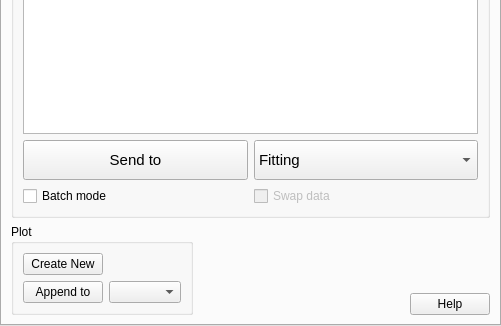
The window that src/sas/qtgui/MainWindow/UI/DataExplorerUI.ui (SasView/sasview) describes before a commit, drawn with Qt 5; both pictures show x 0 to 501 and y 304 to 630 of the 501 by 630 pixel window.
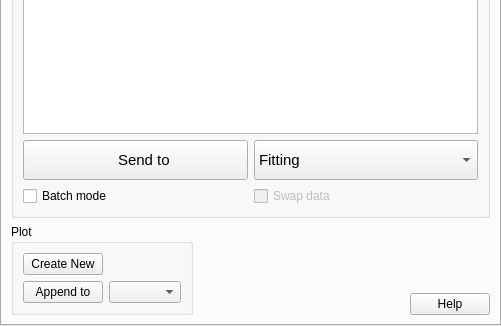
The same window after the commit. Icons and pictures are not drawn.

Commit message: Does this work better on a mac?

The edit to the form file:
```diff
--- a/src/sas/qtgui/MainWindow/UI/DataExplorerUI.ui
+++ b/src/sas/qtgui/MainWindow/UI/DataExplorerUI.ui
@@ -216,7 +216,7 @@
               <string notr="true">font: 11pt &quot;MS Shell Dlg 2&quot;;</string>
              </property>
              <property name="text">
-              <string>Send to</string>
+              <string>    Send to</string>
              </property>
              <property name="icon">
               <iconset>
```
Left out of the diff: 2 changed lines with no effect on the pictures.
